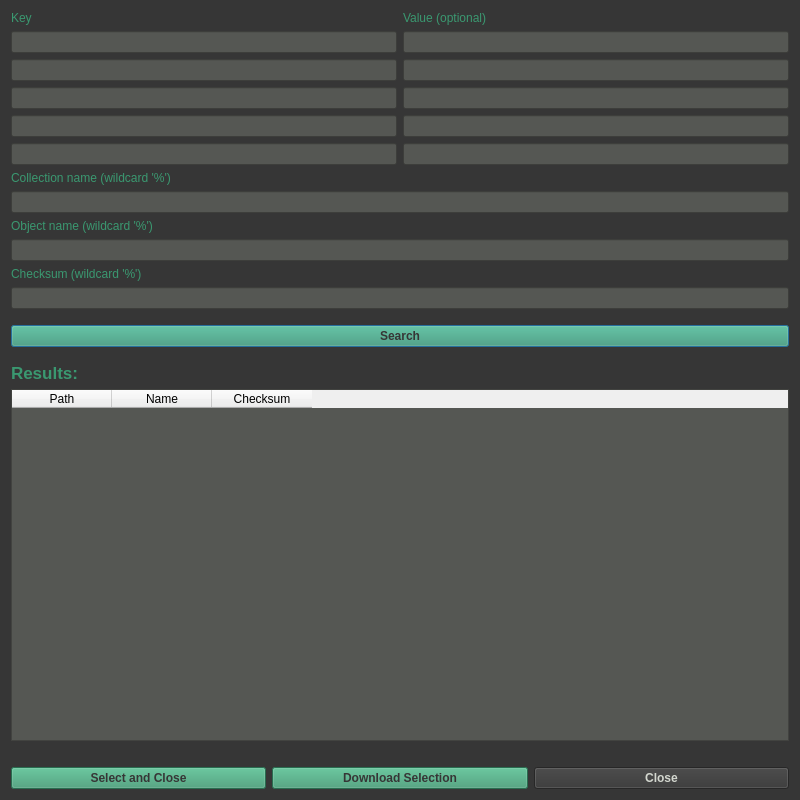
Before: the Qt Designer form irods-basicGUI/ui-files/searchDialog.ui in iBridges-for-iRODS/iBridges, drawn with Qt 5.
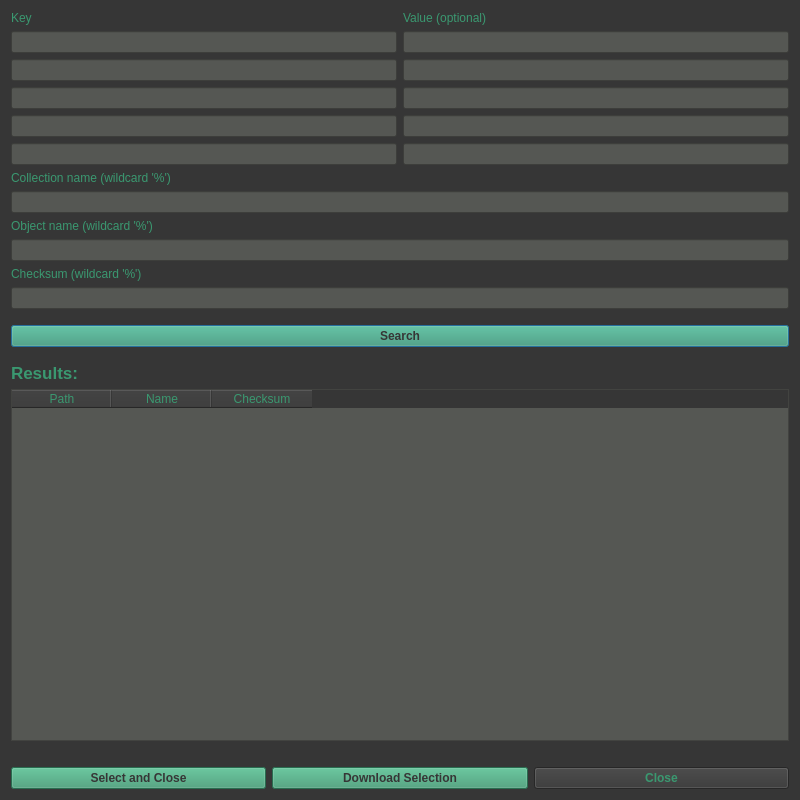
After: the same form once the commit is applied.

Commit message: Cleaning up mainmenu and setting layout in search.ui

```diff
--- a/irods-basicGUI/ui-files/searchDialog.ui
+++ b/irods-basicGUI/ui-files/searchDialog.ui
@@ -30,27 +30,38 @@
     color: rgb(58, 152, 112);
 }
 
+
 QTableWidget
 {
-   
-	color: rgb(54, 54, 54);
-	background-color: rgb(85, 87, 83);
-	selection-background-color: rgb(58, 152, 112);
+background-color: rgb(85, 87, 83);
+color: rgb(58, 152, 112);
+selection-background-color: rgb(58, 152, 112);
 }
 
+QHeaderView
+{
+background-color: rgb(54, 54, 54);
+color: rgb(58, 152, 112);
+}
+
+
+
 QLineEdit#key1, QLineEdit#key2, QLineEdit#key3, QLineEdit#key4, QLineEdit#key5
 {
 	background-color: rgb(85, 87, 83);
+color: rgb(58, 152, 112);
 }
 
 QLineEdit#val1, QLineEdit#val2, QLineEdit#val3, QLineEdit#val4, QLineEdit#val5
 {
 	background-color: rgb(85, 87, 83);
+color: rgb(58, 152, 112);
 }
 
 QLineEdit#checksumPattern, QLineEdit#objPattern, QLineEdit#pathPattern
 {
 	background-color: rgb(85, 87, 83);
+color: rgb(58, 152, 112);
 }
 
 QPushButton#downloadButton, QPushButton#selectSearchButton, QPushButton#startSearchButton
@@ -61,7 +72,7 @@
 
 QPushButton#searchExitButton
 {
-color: rgb(211, 215, 207);
+color: rgb(58, 152, 112);
 background-color: rgb(54, 54, 54);
 }</string>
   </property>
```
Left out of the diff: 3 changed lines with no effect on the pictures. The commit also changes 1 other file.
